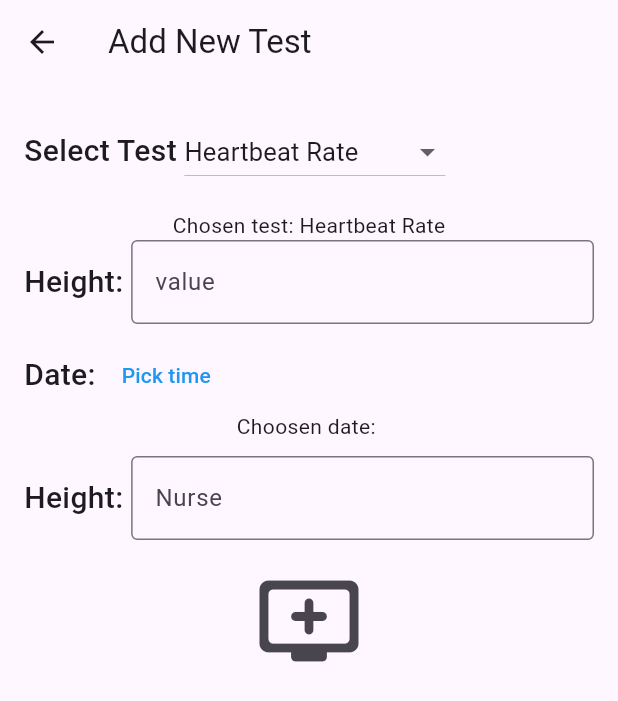
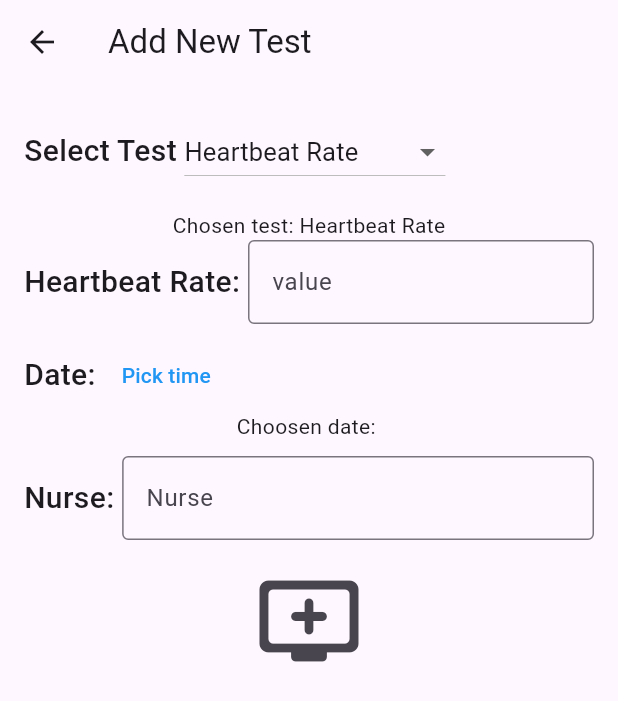
Before and after one commit to helenyuhhh/SenCare-flutter-, a Flutter app: the TestAdd screen opened directly with empty values, on a phone screen of 412 x 824 dp. Shown: the top 701 px of the screen. Run offline on Flutter 3.47's test engine with Material 3 defaults, Android fonts, the phone set to English and light mode, and no system bars; our stand-ins replace flutter_datetime_picker_plus, flutter_slidable.

Commit message:
Able to display different text filed for different category

```diff
--- a/lib/networkingManager.dart
+++ b/lib/networkingManager.dart
@@ -202,6 +202,24 @@ static const String baseUrl = 'http://172.16.7.102:3000/api';
       return TestObject(Reading(0, 0, 0.0, 0, 0), patientId, "", "", "", "", "");    }
   }
 
+  Future<void> addTest(String patientId, PatientObject testData) async{
+    try{
+      http.Response response =
+            await http.post(Uri.parse('$baseUrl/patients/$patientId/tests'),
+            headers: {'Content-Type': 'application/json'},
+            body: jsonEncode(testData));
+      if (response.statusCode == 201){
+        return jsonDecode(response.body);
+      }
+      else {
+        throw Exception('Failed to create patient: ${response.statusCode}');
+      }
+    }catch(error){
+      print('error creating patient');
+      throw error;
+    }
+  }
+
 
 
 }
--- a/lib/testAddScreen.dart
+++ b/lib/testAddScreen.dart
@@ -2,6 +2,8 @@ import 'package:flutter/material.dart';
 import 'package:flutter_datetime_picker_plus/flutter_datetime_picker_plus.dart'
     as picker;
 import 'package:sencare/testsListScreen.dart';
+import 'package:sencare/networkingManager.dart';
+import 'package:sencare/testObject.dart';
 
 const List<String> _testNames = <String>[
   'Heartbeat Rate',
@@ -20,10 +22,39 @@ class TestAdd extends StatefulWidget {
 }
 
 class _TestAdd extends State<TestAdd>{
-  TextEditingController valueController = TextEditingController();
+  TextEditingController valueController = TextEditingController();// remove later
   TextEditingController nurseController = TextEditingController();
+  TextEditingController sysController = TextEditingController();// sys
+  TextEditingController diaController = TextEditingController();// dia
+  TextEditingController heartBeatController = TextEditingController();// heartbeat
+  TextEditingController resController = TextEditingController();// res
+  TextEditingController bloxyController = TextEditingController();// bloodoxy
   String testType = _testNames[0];
   String testDateTime = "";
+  String type = "Test"; // won't be changed
+  final NetworkingManager _networkingManager = NetworkingManager();
+  bool _isLoading = false;
+  bool _isCritical = false;
+  String _errorMsg = "";
+  TestObject newTest = TestObject(Reading(0,0,0.0,0,0), "", "", "", "", "", "");
+  // set for test title
+  String valueTitle(){
+    switch(testType){
+      case "Heartbeat Rate":
+        return "Heartbeat Rate: ";
+      case 'Respiratory Rate':
+        return 'Respiratory rate: ';
+      case 'Blood Oxygen Level':
+        return 'Blood Oxygen Level:  ';
+      default:
+        return "No Test found";
+    }
+
+  }
+  // add ui adjust inside build
+
+
+
 
   @override
   Widget build(BuildContext context) {
@@ -63,11 +94,29 @@ class _TestAdd extends State<TestAdd>{
             SizedBox(height: 10,),
             Text('Chosen test: $testType'),
             // value
-            Row(
+            if (testType == 'Blood Pressure') ...[
+              Row(
                 mainAxisAlignment: MainAxisAlignment.start,
                 children: [
                   Text(
-                    "Height: ",
+                    "Systolic: ",
+                    style: TextStyle(fontSize: 20, fontWeight: FontWeight.w500),
+                  ),
+                  Expanded(
+                    child: TextField(
+                      controller: sysController,
+                      decoration: const InputDecoration(
+                          border: OutlineInputBorder(), labelText: 'value'),
+                    ),
+                  ),
+                ],
+              ),
+              SizedBox(height: 10),
+              Row(
+                mainAxisAlignment: MainAxisAlignment.start,
+                children: [
+                  Text(
+                    "Diastolic: ",
                     style: TextStyle(fontSize: 20, fontWeight: FontWeight.w500),
                   ),
                   Expanded(
@@ -79,6 +128,27 @@ class _TestAdd extends State<TestAdd>{
                   ),
                 ],
               ),
+          ]
+            else ...[
+              Row(
+                mainAxisAlignment: MainAxisAlignment.start,
+                children: [
+                  Text(
+                    valueTitle(),
+                    style: TextStyle(fontSize: 20, fontWeight: FontWeight.w500),
+                  ),
+                  Expanded(
+                    child: TextField(
+                      controller: valueController,
+                      decoration: const InputDecoration(
+                          border: OutlineInputBorder(), labelText: 'value'),
+                    ),
+                  ),
+                ],
+              ),
+
+          ],
+
               SizedBox(
                 height: 10,
               ),
@@ -122,7 +192,7 @@ class _TestAdd extends State<TestAdd>{
                 mainAxisAlignment: MainAxisAlignment.start,
                 children: [
                   Text(
-                    "Height: ",
+                    "Nurse: ",
                     style: TextStyle(fontSize: 20, fontWeight: FontWeight.w500),
                   ),
                   Expanded(
```
